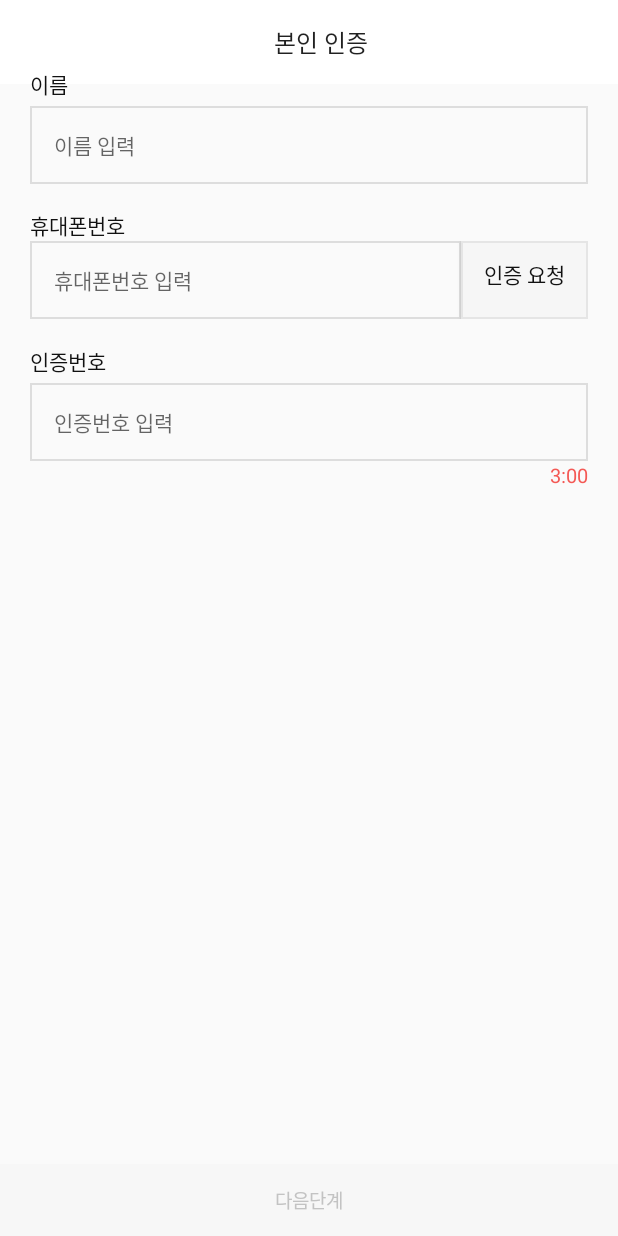
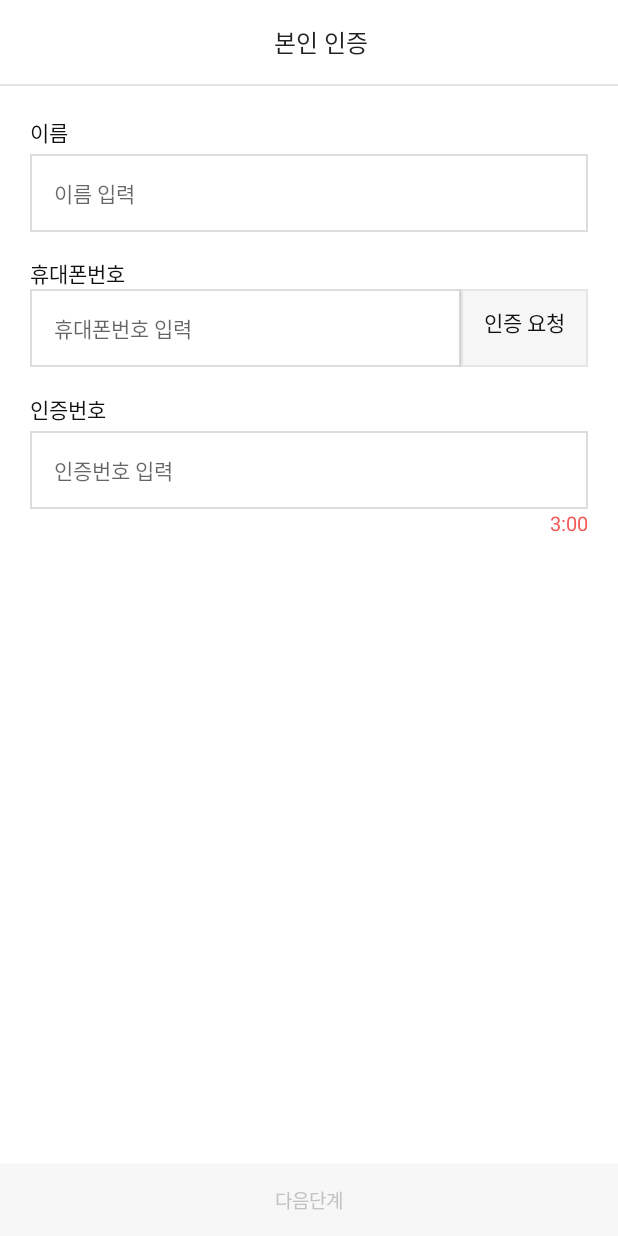
Before and after one commit to desingdeveloperdayday/TwinkleHero_SafeHero, an Android app: the screen it shows after launch (SignupActivity), on a phone screen of 412 x 824 dp. Run offline under Robolectric (Android 15) with nearby library versions, the phone set to English and light mode, and no system bars; our stand-ins replace Timber.

Commit message:
[Android]min sdk version up, Edit SignupActivity.xml

```diff
--- a/android/app/build.gradle
+++ b/android/app/build.gradle
@@ -8,7 +8,7 @@ android {
     compileSdkVersion 28
     defaultConfig {
         applicationId "com.ddd.twinkle.safehero"
-        minSdkVersion 24
+        minSdkVersion 26
         targetSdkVersion 28
         versionCode 1
         versionName "1.0"
--- a/android/app/src/main/res/layout/activity_signup.xml
+++ b/android/app/src/main/res/layout/activity_signup.xml
@@ -3,6 +3,7 @@
         xmlns:android="http://schemas.android.com/apk/res/android"
         xmlns:app="http://schemas.android.com/apk/res-auto"
         xmlns:tools="http://schemas.android.com/tools"
+        android:background="@color/white"
         android:layout_width="match_parent"
         android:layout_height="match_parent"
         android:theme="@style/AppTheme"
@@ -10,19 +11,18 @@
     <include
             android:id="@+id/layout_app_bar"
             layout="@layout/app_bar"/>
-    <LinearLayout
-            android:orientation="vertical"
+    <View
+            android:id="@+id/view"
+            android:background="@color/diver_color"
             android:layout_width="match_parent"
-            android:layout_height="match_parent"
+            android:layout_marginBottom="2dp"
             app:layout_constraintTop_toBottomOf="@+id/layout_app_bar"
-            app:layout_constraintStart_toStartOf="parent"
-            app:layout_constraintEnd_toEndOf="parent"
-            app:layout_constraintBottom_toBottomOf="parent"
-            android:layout_marginTop="45dp"
-            android:id="@+id/linearLayout2">
+            android:layout_height="1dp"/>
 
     <LinearLayout
+            app:layout_constraintTop_toBottomOf="@+id/view"
             android:orientation="vertical"
+            android:layout_marginTop="20dp"
             android:layout_marginLeft="20dp"
             android:layout_marginRight="20dp"
             android:layout_width="match_parent"
@@ -134,13 +134,12 @@
                         android:layout_height="wrap_content"/>
             </LinearLayout>
         </LinearLayout>
-    </LinearLayout>
     <Button
             android:id="@+id/button_nextStep"
             android:text="@string/next_step"
             android:background="@color/unalbe"
             android:textSize="12.5sp"
-            android:enabled="false"
+            android:enabled="true"
             android:textColor="@color/unalbe_text_color"
             android:layout_width="match_parent"
             android:layout_height="wrap_content"
```
Lines whose indentation alone changed are shown as unchanged.
